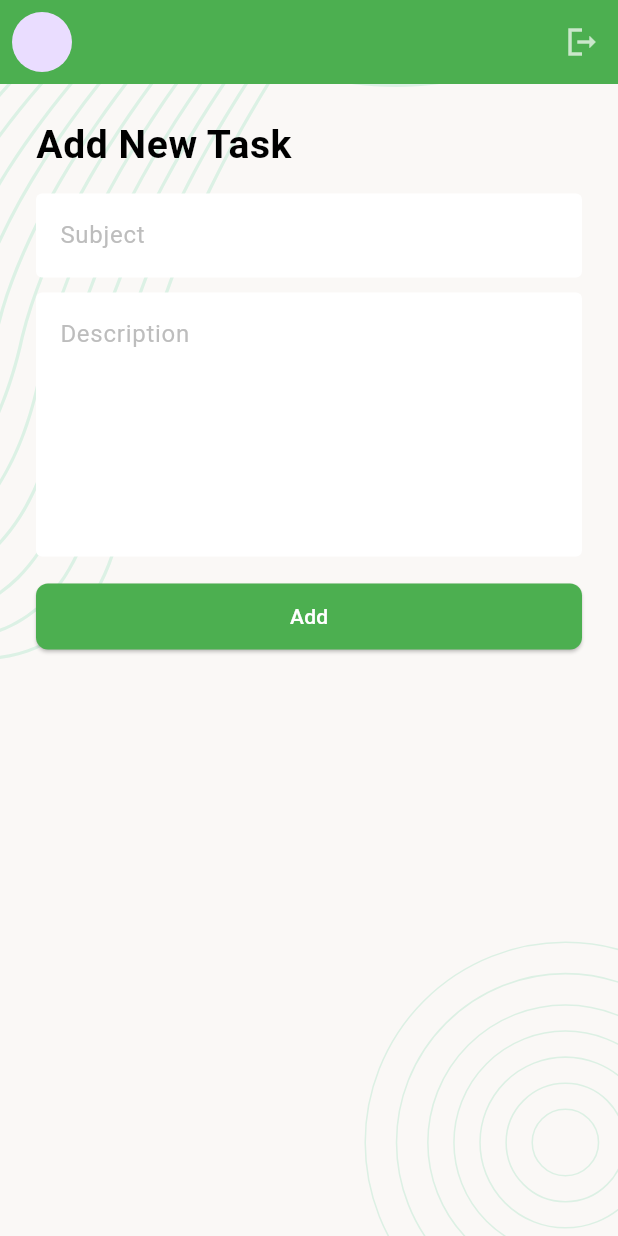
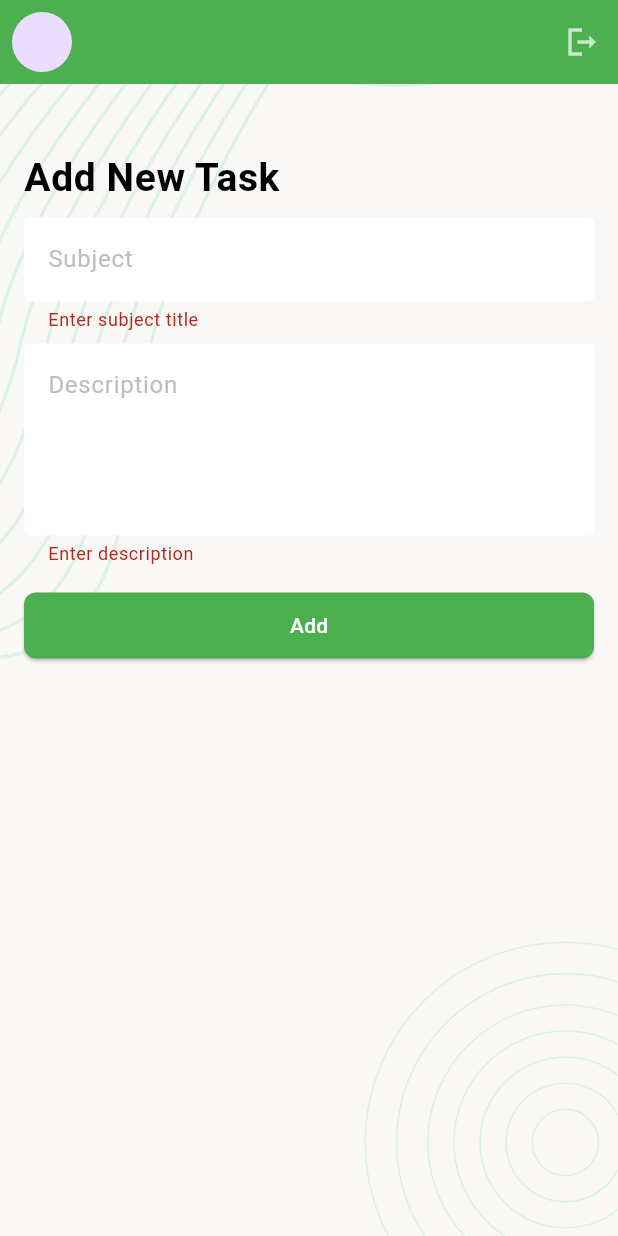
Before and after one commit to nafiurrahmansabbir/Task_Manager, a Flutter app: the AddNewTaskScreen screen opened directly, after a tap on "Add", on a phone screen of 412 x 824 dp. Run offline on Flutter 3.47's test engine with Material 3 defaults, Android fonts, the phone set to English and light mode, and no system bars; our stand-ins replace cached_network_image, flutter_svg, fluttertoast, pin_code_fields, rflutter_alert, shared_preferences; accounts and stored records are empty.

Commit message:
Add New Task And Task Show API added and worked successfully

```diff
--- /dev/null
+++ b/lib/data/model/task_model.dart
@@ -0,0 +1,27 @@
+class TaskModel {
+  String? sId;
+  String? title;
+  String? description;
+  String? status;
+  String? createdDate;
+
+  TaskModel({this.sId, this.title, this.description, this.status, this.createdDate});
+
+  TaskModel.fromJson(Map<String, dynamic> json) {
+    sId = json['_id'];
+    title = json['title'];
+    description = json['description'];
+    status = json['status'];
+    createdDate = json['createdDate'];
+  }
+
+  Map<String, dynamic> toJson() {
+    final Map<String, dynamic> data = new Map<String, dynamic>();
+    data['_id'] = sId;
+    data['title'] = title;
+    data['description'] =description;
+    data['status'] = status;
+    data['createdDate'] = createdDate;
+    return data;
+  }
+}
--- a/lib/data/network_caller/network_caller.dart
+++ b/lib/data/network_caller/network_caller.dart
@@ -1,4 +1,6 @@
 import 'dart:convert';
+import 'package:task_manager/ui/controllers/auth_controller.dart';
+
 import '../model/network_response.dart';
 import 'package:http/http.dart';
 
@@ -6,7 +8,7 @@ import 'package:http/http.dart';
 class NetworkCaller {
   static Future<NetworkResponse> getRequest(String url) async {
     try {
-      Response response = await get(Uri.parse(url));
+      Response response = await get(Uri.parse(url), headers: {'token': AuthController.accessToken});
       if (response.statusCode == 200) {
         final decodedData = jsonDecode(response.body);
         return NetworkResponse(
@@ -28,7 +30,7 @@ class NetworkCaller {
     try {
       Response response = await post(Uri.parse(url),
           body: jsonEncode(body),
-          headers: {'Content-type': 'Application/json'});
+          headers: {'Content-type': 'Application/json','token':AuthController.accessToken});
       if (response.statusCode == 200 || response.statusCode == 201) {
         final decodedData = jsonDecode(response.body);
         return NetworkResponse(
--- a/lib/ui/screens/add_new_task_screen.dart
+++ b/lib/ui/screens/add_new_task_screen.dart
@@ -1,6 +1,11 @@
 import 'package:flutter/material.dart';
-
-import '../widgets/background_widget.dart';
+import 'package:task_manager/data/network_caller/network_caller.dart';
+import 'package:task_manager/data/utilities/urls.dart';
+import 'package:task_manager/ui/screens/main_bottom_nav_screen/main_bottom_nav_screen.dart';
+import 'package:task_manager/ui/widgets/background_widget.dart';
+import 'package:task_manager/ui/widgets/custom_tost_massage.dart';
+import '../../data/model/network_response.dart';
+import '../widgets/centered_progressIndicator.dart';
 import '../widgets/profile_appBar.dart';
 
 class AddNewTaskScreen extends StatefulWidget {
@@ -11,48 +16,72 @@ class AddNewTaskScreen extends StatefulWidget {
 }
 
 class _AddNewTaskScreenState extends State<AddNewTaskScreen> {
-  final TextEditingController _subjectTEController = TextEditingController();
-  final TextEditingController _descriptionTEController = TextEditingController();
+  final TextEditingController _titleTEController = TextEditingController();
+  final TextEditingController _descriptionTEController =
+  TextEditingController();
+  final GlobalKey<FormState> _formKey = GlobalKey<FormState>();
+  bool _addNewTaskInProgress = false;
 
   @override
   Widget build(BuildContext context) {
     return Scaffold(
       appBar: profile_appBar(context),
       body: BackgroundWidget(
-        child: SafeArea(
-          child: SingleChildScrollView(
-            child: Padding(
-              padding: const EdgeInsets.all(24.0),
+        child: SingleChildScrollView(
+          child: Padding(
+            padding: const EdgeInsets.all(16),
+            child: Form(
+              key: _formKey,
               child: Column(
+
                 crossAxisAlignment: CrossAxisAlignment.start,
                 children: [
-
-                  Text(
-                    'Add New Task',
-                    style: Theme
-                        .of(context)
-                        .textTheme
-                        .titleLarge,
+                  const SizedBox(height: 30,),
+                  Text('Add New Task', style: Theme
+                      .of(context)
+                      .textTheme
+                      .titleLarge,),
+                  const SizedBox(height: 10),
+                  TextFormField(
+                    controller: _titleTEController,
+                    decoration: const InputDecoration(hintText: 'Subject'),
+                    autovalidateMode: AutovalidateMode.onUserInteraction,
+                    validator: (String? value) {
+                      if (value
+                          ?.trim()
+                          .isEmpty ?? true) {
+                        return 'Enter subject title';
+                      }
+                      return null;
+                    },
+                  ),
+                  const SizedBox(height: 8),
+                  TextFormField(
+                    controller: _descriptionTEController,
+                    maxLines: 4,
+                    decoration: const InputDecoration(hintText: 'Description'),
+                    validator: (String? value) {
+                      if (value
+                          ?.trim()
+                          .isEmpty ?? true) {
+                        return 'Enter description';
+                      }
+                      return null;
+                    },
                   ),
                   const SizedBox(height: 16),
-                  TextFormField(
-                    controller: _subjectTEController,
-                    decoration: InputDecoration(
-                      hintText: 'Subject',
+                  Visibility(
+                    visible: _addNewTaskInProgress == false,
+                    replacement: const CenteredProgressIndicator(),
+                    child: ElevatedButton(
+                      onPressed: () {
+                        if (_formKey.currentState!.validate()) {
+                          _addNewTask();
+                        }
+                      },
+                      child: const Text('Add'),
                     ),
-                  ),
-                  const SizedBox(
-                    height: 10,
-                  ),
-                  TextFormField(
-                    controller: _descriptionTEController,
-                    maxLines: 6,
-                    decoration: InputDecoration(
-                      hintText: 'Description',
-                    ),
-                  ),
-                  const SizedBox(height: 16,),
-                  ElevatedButton(onPressed: () {}, child: Text('Add')),
+                  )
                 ],
               ),
             ),
@@ -62,9 +91,52 @@ class _AddNewTaskScreenState extends State<AddNewTaskScreen> {
     );
   }
 
+  Future<void> _addNewTask() async {
+    _addNewTaskInProgress = true;
+    if (mounted) {
+      setState(() {});
+    }
+    Map<String, dynamic> requestData = {
+      "title": _titleTEController.text.trim(),
+      "description": _descriptionTEController.text.trim(),
+      "status": "New",
+    };
+    NetworkResponse response = await NetworkCaller.postRequest(
+      Urls.createTask,
+      body: requestData,
+    );
+    _addNewTaskInProgress = false;
+    if (mounted) {
+      setState(() {});
+    }
+    if (response.isSuccess) {
+      _clearTextFields();
+
+      if (mounted) {
+        _refreshHomeScreen();
+        SuccesTost('New task added!');
+      }
+    } else {
+      if (mounted) {
+        ErrorTost('New task add failed! Try again.');
+      }
+    }
+  }
+
+  void _clearTextFields() {
+    _titleTEController.clear();
+    _descriptionTEController.clear();
+  }
+
+  void _refreshHomeScreen() {
+    Navigator.pushAndRemoveUntil(
+      context, MaterialPageRoute(builder: (context) => MainBottomNavScreen()),
+          (Route<dynamic> route) => false,);
+  }
+
   @override
   void dispose() {
-    _subjectTEController.dispose();
+    _titleTEController.dispose();
     _descriptionTEController.dispose();
     super.dispose();
   }
--- a/lib/ui/screens/auth/sign_in_screen.dart
+++ b/lib/ui/screens/auth/sign_in_screen.dart
@@ -2,7 +2,7 @@ import 'package:flutter/gestures.dart';
 import 'package:flutter/material.dart';
 import 'package:task_manager/ui/screens/auth/forgetpassword_Screen/email_varification_screen.dart';
 import 'package:task_manager/ui/screens/auth/sign_up_screen.dart';
-import 'package:task_manager/ui/screens/main_bottom_nav_screen.dart';
+import 'package:task_manager/ui/screens/main_bottom_nav_screen/main_bottom_nav_screen.dart';
 import 'package:task_manager/ui/utilities/app_colors.dart';
 import 'package:task_manager/ui/widgets/background_widget.dart';
 import '../../../data/model/login_model.dart';
@@ -11,6 +11,7 @@ import '../../../data/network_caller/network_caller.dart';
 import '../../../data/utilities/urls.dart';
 import '../../controllers/auth_controller.dart';
 import '../../utilities/app_constants.dart';
+import '../../widgets/custom_tost_massage.dart';
 import '../../widgets/snack_bar_message.dart';
 
 class SignInScreen extends StatefulWidget {
@@ -174,6 +175,7 @@ class _SignInScreenState extends State<SignInScreen> {
             builder: (context) => const MainBottomNavScreen(),
           ),
         );
+        SuccesTost('Loged In');
       }
     } else {
       if (mounted) {
--- a/lib/ui/screens/auth/splash_screen.dart
+++ b/lib/ui/screens/auth/splash_screen.dart
@@ -1,7 +1,7 @@
 import 'package:flutter/material.dart';
 import 'package:flutter_svg/flutter_svg.dart';
 import 'package:task_manager/ui/controllers/auth_controller.dart';
-import 'package:task_manager/ui/screens/main_bottom_nav_screen.dart';
+import 'package:task_manager/ui/screens/main_bottom_nav_screen/main_bottom_nav_screen.dart';
 import 'package:task_manager/ui/utilities/asset_paths.dart';
 import 'package:task_manager/ui/widgets/background_widget.dart';
 import 'sign_in_screen.dart';
--- a/lib/ui/screens/calcelled_screen.dart
+++ b/lib/ui/screens/calcelled_screen.dart
@@ -18,7 +18,7 @@ class _CancelledScreenState extends State<CancelledScreen> {
         child: ListView.builder(
           itemCount: 5,
           itemBuilder: (context, index) {
-            return TaskItem();
+            return null;
           },
         ),
       ),
--- a/lib/ui/screens/completed_screen.dart
+++ b/lib/ui/screens/completed_screen.dart
@@ -18,7 +18,7 @@ class _CompletedScreenState extends State<CompletedScreen> {
         child: ListView.builder(
           itemCount: 5,
           itemBuilder: (context, index) {
-            return TaskItem();
+            return null;
           },
         ),
       ),
--- a/lib/ui/screens/in_progress_task_screen.dart
+++ b/lib/ui/screens/in_progress_task_screen.dart
@@ -18,7 +18,7 @@ class _InProgressScreenState extends State<InProgressScreen> {
         child: ListView.builder(
           itemCount: 5,
           itemBuilder: (context, index) {
-            return TaskItem();
+            return null;
           },
         ),
       ),
--- a/lib/ui/screens/main_bottom_nav_screen.dart
+++ b/lib/ui/screens/main_bottom_nav_screen/main_bottom_nav_screen.dart
@@ -5,8 +5,8 @@ import 'package:task_manager/ui/screens/in_progress_task_screen.dart';
 import 'package:task_manager/ui/screens/new_task_screen.dart';
 
 
-import '../utilities/app_colors.dart';
-import '../widgets/profile_appBar.dart';
+import '../../utilities/app_colors.dart';
+import '../../widgets/profile_appBar.dart';
 
 class MainBottomNavScreen extends StatefulWidget {
   const MainBottomNavScreen({super.key});
```
Also changed, not shown: lib/data/model/task_list_wrapper_model.dart (added, +27 -0 lines), lib/data/utilities/urls.dart (+4 -4 lines), lib/ui/screens/auth/sign_up_screen.dart (+4 -5 lines), lib/ui/screens/new_task_screen.dart (+56 -4 lines), lib/ui/widgets/centered_progressIndicator.dart (added, +12 -0 lines), lib/ui/widgets/custom_tost_massage.dart (added, +27 -0 lines), lib/ui/widgets/logout_alert_dialog.dart (added, +47 -0 lines), lib/ui/widgets/profile_appBar.dart (+2 -10 lines), lib/ui/widgets/task_item.dart (+9 -6 lines), pubspec.yaml (+6 -2 lines), pubspec.lock.
